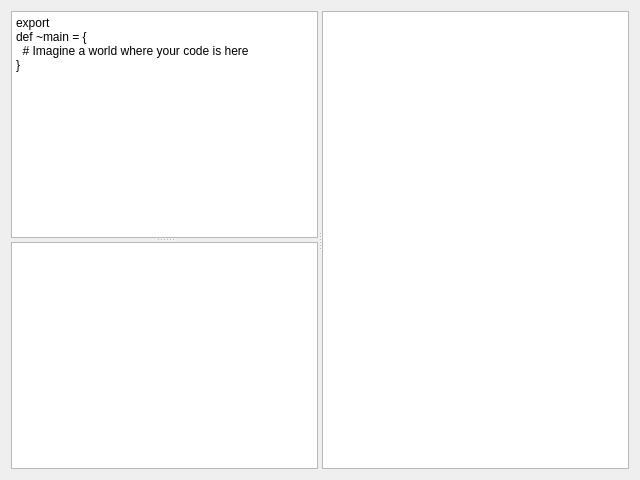
Before: the Qt Designer form tools/ylliab/multifileview.ui in 8051Enthusiast/yabo, drawn with Qt 5.
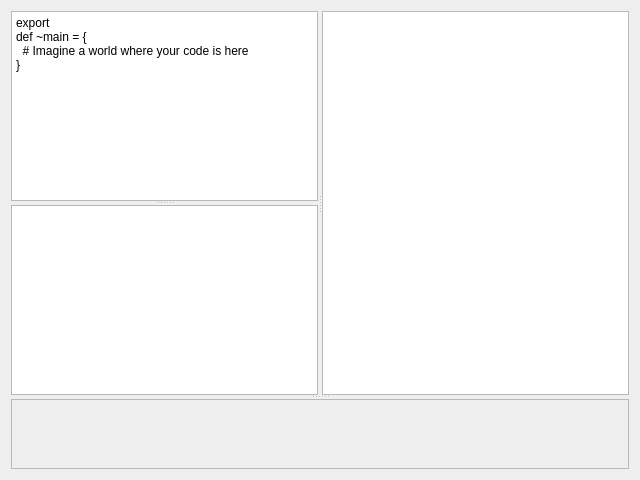
After: the same form once the commit is applied. Custom widgets are drawn as their Qt base class.

What changed in the file:
```diff
--- a/tools/ylliab/multifileview.ui
+++ b/tools/ylliab/multifileview.ui
@@ -15,6 +15,10 @@
   </property>
   <layout class="QVBoxLayout" name="verticalLayout">
    <item>
+    <widget class="QSplitter" name="splitter_3">
+     <property name="orientation">
+      <enum>Qt::Orientation::Vertical</enum>
+     </property>
     <widget class="QSplitter" name="splitter">
      <property name="orientation">
       <enum>Qt::Orientation::Horizontal</enum>
@@ -57,6 +61,22 @@
      </widget>
      <widget class="MultiFileHexView" name="tableView"/>
     </widget>
+     <widget class="QScrollArea" name="scrollArea">
+      <property name="widgetResizable">
+       <bool>true</bool>
+      </property>
+      <widget class="FlameGraph" name="scrollAreaWidgetContents">
+       <property name="geometry">
+        <rect>
+         <x>0</x>
+         <y>0</y>
+         <width>620</width>
+         <height>68</height>
+        </rect>
+       </property>
+      </widget>
+     </widget>
+    </widget>
    </item>
   </layout>
   <action name="actionCompile">
@@ -84,6 +104,12 @@
    <extends>QTableView</extends>
    <header>multifilehexview.hpp</header>
   </customwidget>
+  <customwidget>
+   <class>FlameGraph</class>
+   <extends>QWidget</extends>
+   <header>flamegraph.hpp</header>
+   <container>1</container>
+  </customwidget>
  </customwidgets>
  <resources/>
  <connections/>
```
Lines whose indentation alone changed are shown as unchanged.
